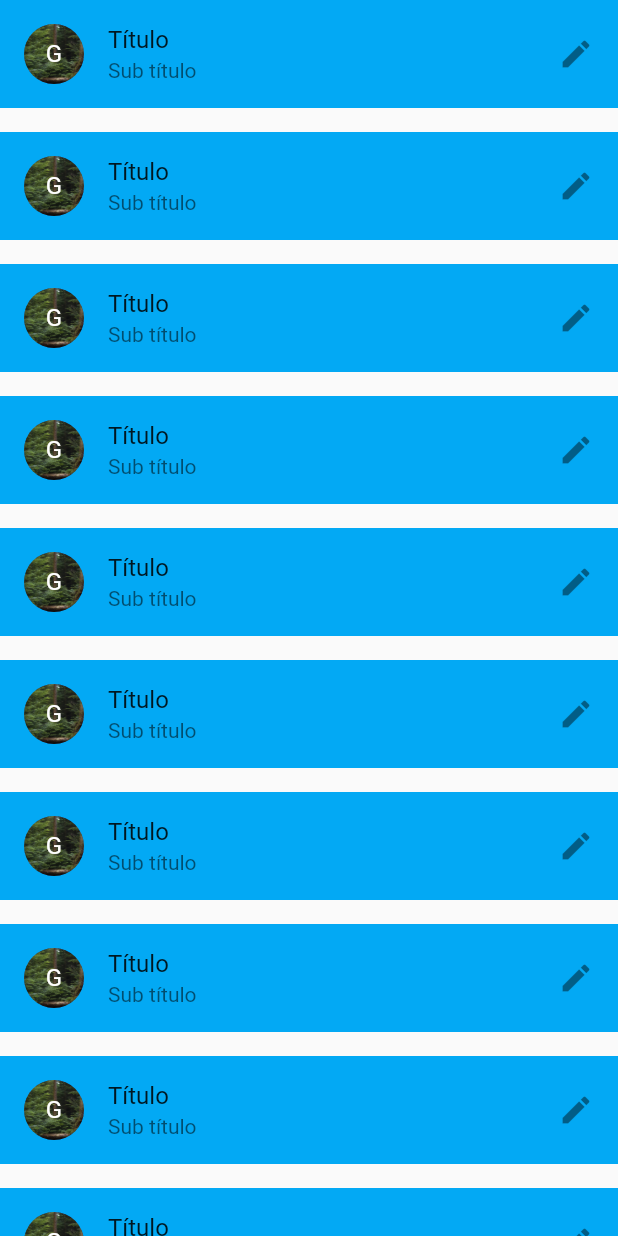
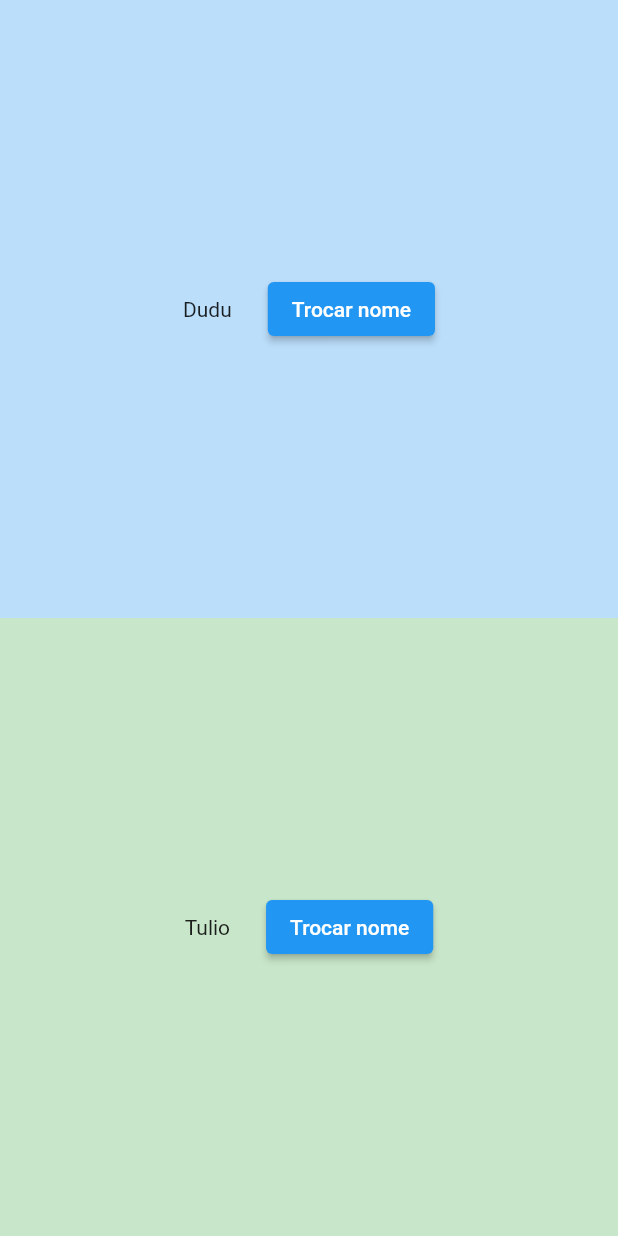
Before and after one commit to EduardoGPS-18/UseAcademy, a Flutter app: the screen it shows after launch, on a phone screen of 412 x 824 dp. Run offline on Flutter 3.47's test engine with Material 2 defaults, Android fonts, the phone set to English and light mode, and no system bars; our stand-ins replace google_fonts.

```diff
--- a/Flutter/use_academy_app/lib/ui/pages/home_page.dart
+++ b/Flutter/use_academy_app/lib/ui/pages/home_page.dart
@@ -9,21 +9,12 @@ class HomePage extends StatelessWidget {
       body: SafeArea(
         child: SizedBox.expand(
           child: Container(
-            child: ListView.separated(
-              itemBuilder: (context, index) => const ListTile(
-                title: Text("Título"),
-                subtitle: Text("Sub título"),
-                leading: CircleAvatar(
-                  child: Text("G"),
-                  backgroundImage: AssetImage('lib/assets/images/image01.jpeg'),
-                ),
-                trailing: Icon(Icons.edit),
-                tileColor: Colors.lightBlue,
-              ),
-              itemCount: 20,
-              separatorBuilder: (ctx, index) => const SizedBox(
-                height: 16,
-              ),
+            color: Colors.amber[300],
+            child: Column(
+              children: [
+                FirstContainer(),
+                SecondContainer(),
+              ],
             ),
           ),
         ),
@@ -31,3 +22,75 @@ class HomePage extends StatelessWidget {
     );
   }
 }
+
+class SecondContainer extends StatefulWidget {
+  const SecondContainer({
+    Key? key,
+  }) : super(key: key);
+
+  @override
+  State<SecondContainer> createState() => _SecondContainerState();
+}
+
+class _SecondContainerState extends State<SecondContainer> {
+  late String name;
+
+  @override
+  void initState() {
+    name = "Tulio";
+    super.initState();
+  }
+
+  @override
+  Widget build(BuildContext context) {
+    return Expanded(
+      child: Container(
+        color: Colors.green[100],
+        child: Row(
+          mainAxisAlignment: MainAxisAlignment.center,
+          children: [
+            Text(name),
+            const SizedBox(width: 24),
+            ElevatedButton(
+              onPressed: () {
+                name = 'Marco';
+              },
+              child: const Text("Trocar nome"),
+            ),
+          ],
+        ),
+      ),
+    );
+  }
+}
+
+class FirstContainer extends StatelessWidget {
+  String name = "Dudu";
+
+  FirstContainer({
+    Key? key,
+  }) : super(key: key);
+
+  @override
+  Widget build(BuildContext context) {
+    return Expanded(
+      child: Container(
+        color: Colors.blue[100],
+        child: Row(
+          mainAxisAlignment: MainAxisAlignment.center,
+          children: [
+            Text(name),
+            const SizedBox(width: 24),
+            ElevatedButton(
+              onPressed: () {
+                name = 'Marco';
+                print(name);
+              },
+              child: Text("Trocar nome"),
+            ),
+          ],
+        ),
+      ),
+    );
+  }
+}
```
